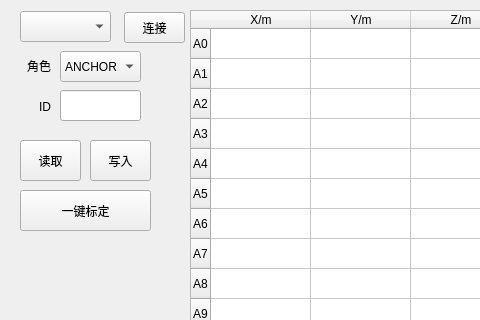
Qt form UAVManage/placeinfodialog.ui (gessd/UAVManage) before a commit; both pictures show x 0 to 480 and y 0 to 320 of the 614 by 437 pixel window.
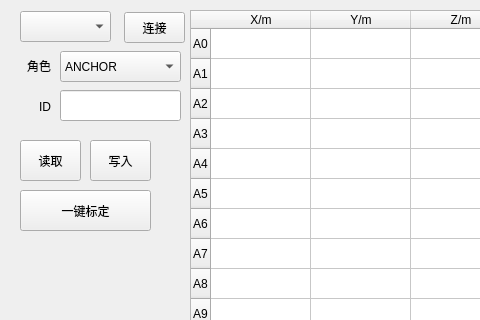
The same form after that commit.

Patch:
```diff
--- a/UAVManage/placeinfodialog.ui
+++ b/UAVManage/placeinfodialog.ui
@@ -80,7 +80,7 @@
     <rect>
      <x>60</x>
      <y>51</y>
-     <width>81</width>
+     <width>121</width>
      <height>31</height>
     </rect>
    </property>
@@ -196,7 +196,7 @@
     <rect>
      <x>60</x>
      <y>90</y>
-     <width>81</width>
+     <width>121</width>
      <height>31</height>
     </rect>
    </property>
```
